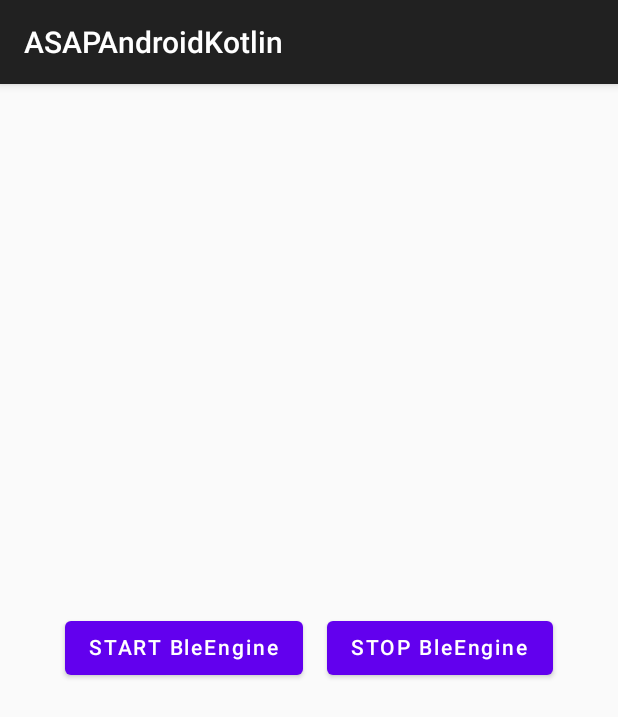
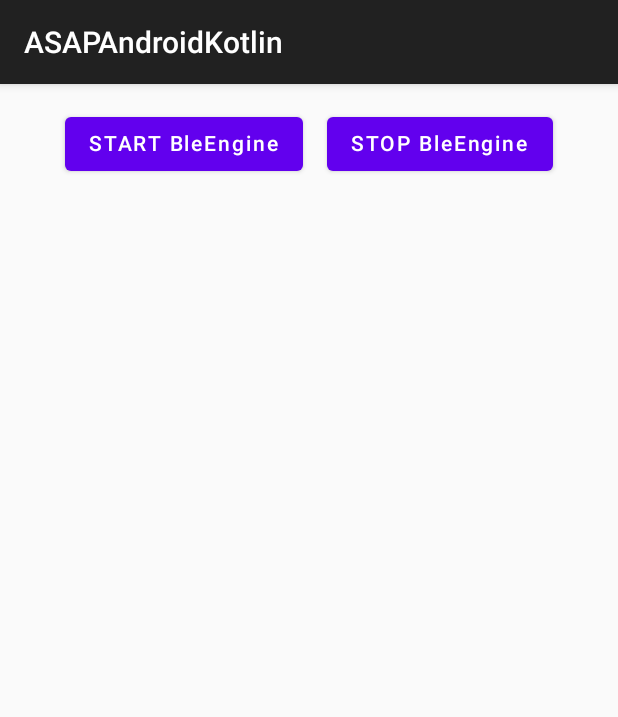
Before and after one commit to tobiaspalme/ASAPAndroidKotlin, an Android app built with Jetpack Compose: the screen it shows after launch (MainActivity), on a phone screen of 412 x 824 dp. Shown: the top 717 px of the screen. Run offline under Robolectric (Android 15) with nearby library versions, the phone set to English and light mode, and no system bars; 3 statements that could not run were skipped.

```diff
--- a/asapandroidkotlin/src/main/java/net/sharksystem/asap/android/util/Logging.kt
+++ b/asapandroidkotlin/src/main/java/net/sharksystem/asap/android/util/Logging.kt
@@ -7,6 +7,6 @@ fun Any.getLogStart(): String = this::class.java.simpleName
 
 fun getFormattedTimestamp(): String {
     val now = LocalDateTime.now()
-    val formatter = DateTimeFormatter.ofPattern("yyyy-MM-dd HH:mm:ss")
+    val formatter = DateTimeFormatter.ofPattern("HH:mm:ss")
     return now.format(formatter)
 }
--- a/sample/src/main/java/net/sharksystem/asap/android/sample/TestScreen.kt
+++ b/sample/src/main/java/net/sharksystem/asap/android/sample/TestScreen.kt
@@ -1,12 +1,15 @@
 package net.sharksystem.asap.android.sample
 
 import androidx.compose.foundation.layout.Arrangement
+import androidx.compose.foundation.layout.Box
 import androidx.compose.foundation.layout.Column
 import androidx.compose.foundation.layout.Row
 import androidx.compose.foundation.layout.Spacer
 import androidx.compose.foundation.layout.fillMaxSize
 import androidx.compose.foundation.layout.padding
 import androidx.compose.foundation.layout.width
+import androidx.compose.foundation.rememberScrollState
+import androidx.compose.foundation.verticalScroll
 import androidx.compose.material.Button
 import androidx.compose.material.Text
 import androidx.compose.runtime.Composable
@@ -57,6 +60,16 @@ internal fun TestScreen() {
         }
     )
 
+    LifecycleEventEffect(Lifecycle.Event.ON_RESUME) {
+        if (permissionsState.allPermissionsGranted) {
+            bleEngine.start()
+        }
+    }
+
+    LifecycleEventEffect(Lifecycle.Event.ON_PAUSE) {
+        bleEngine.stop()
+    }
+
     LaunchedEffect(permissionsState.allPermissionsGranted) {
         if (permissionsState.allPermissionsGranted) {
             bleEngine.start()
@@ -65,14 +78,14 @@ internal fun TestScreen() {
         }
     }
 
-    Column(
+    Box(
         modifier = Modifier
             .fillMaxSize()
             .padding(16.dp),
-        horizontalAlignment = Alignment.CenterHorizontally,
-        verticalArrangement = Arrangement.Center
     ) {
-        Row {
+        Row(
+            modifier = Modifier.align(Alignment.TopCenter),
+        ) {
             Button(onClick = {
                 bleEngine.start()
             }) {
@@ -85,6 +98,13 @@ internal fun TestScreen() {
                 Text("STOP BleEngine")
             }
         }
-        Text(logs)
+        Column(
+            modifier = Modifier
+                .align(Alignment.BottomStart)
+                .padding(top = 72.dp)
+                .verticalScroll(rememberScrollState())
+        ) {
+            Text(logs)
+        }
     }
 }
```
Also changed, not shown: asapandroidkotlin/src/main/java/net/sharksystem/asap/android/bluetoothLe/BleEngine.kt (+19 -9 lines), asapandroidkotlin/src/main/java/net/sharksystem/asap/android/bluetoothLe/BleGattClient.kt (+8 -4 lines), asapandroidkotlin/src/main/java/net/sharksystem/asap/android/bluetoothLe/BleGattServerService.kt (+15 -4 lines), asapandroidkotlin/src/main/java/net/sharksystem/asap/android/bluetoothLe/scanner/BleDeviceFoundHandler.kt (+7 -2 lines), 1 other file.
